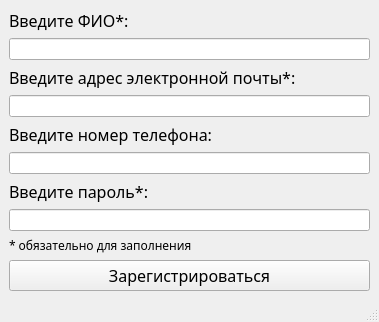
goo-goo-goo-joob/hse_db_course, file db_cinema_project/ui/reg_form.ui: the form before one commit.
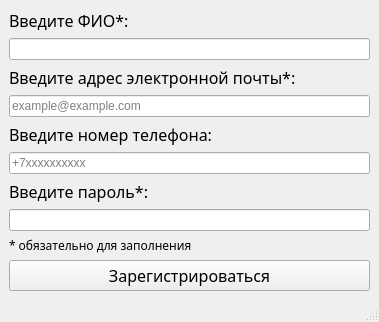
The form after the commit.

The edit to the form file:
```diff
--- a/db_cinema_project/ui/reg_form.ui
+++ b/db_cinema_project/ui/reg_form.ui
@@ -49,6 +49,9 @@
       <property name="inputMethodHints">
        <set>Qt::ImhNone</set>
       </property>
+      <property name="placeholderText">
+       <string>example@example.com</string>
+      </property>
      </widget>
     </item>
     <item>
@@ -65,7 +68,11 @@
      </widget>
     </item>
     <item>
-     <widget class="QLineEdit" name="number"/>
+     <widget class="QLineEdit" name="number">
+      <property name="placeholderText">
+       <string>+7xxxxxxxxxx</string>
+      </property>
+     </widget>
     </item>
     <item>
      <widget class="QLabel" name="label_5">
```
